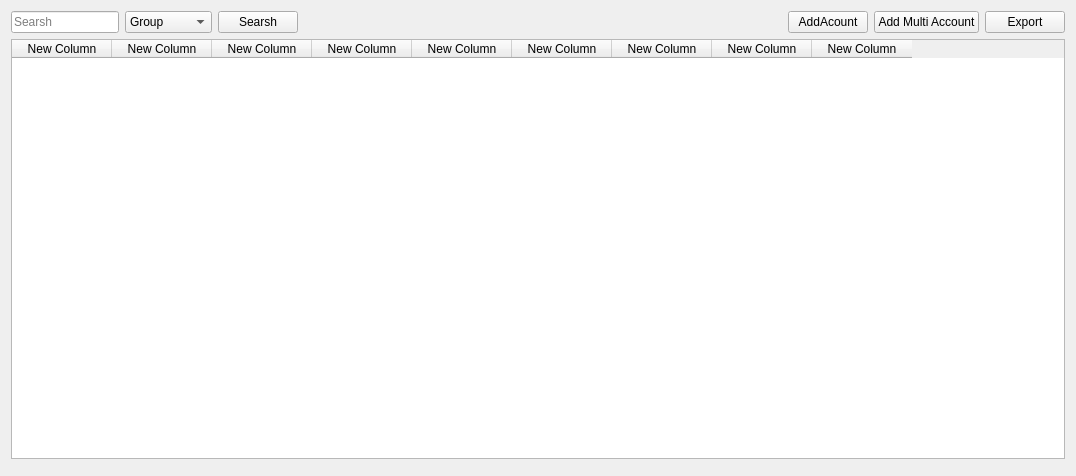
This is ui/facebook/Manger_face.ui in kreemkhaled112/GUI as Qt 5 draws it before an edit. The edited form follows.
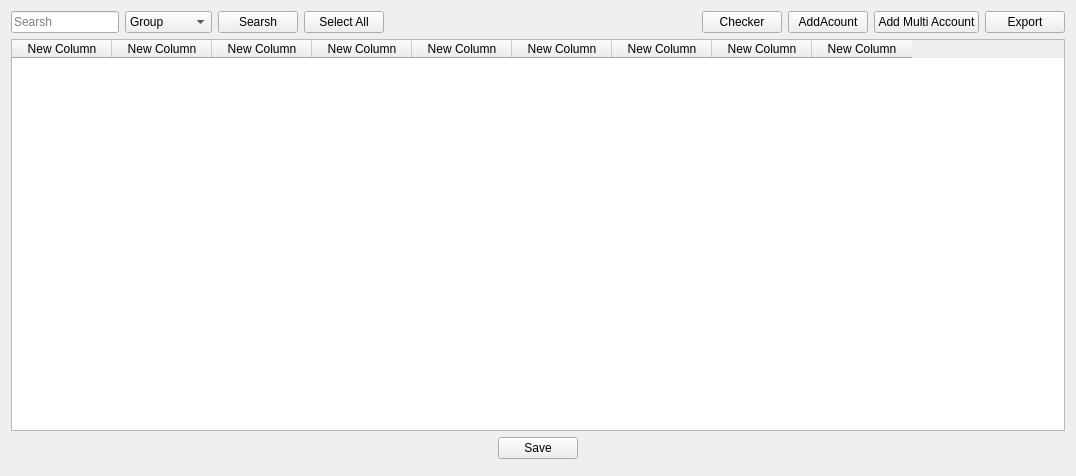
This is the edited form.

The edit to the form file:
```diff
--- a/ui/facebook/Manger_face.ui
+++ b/ui/facebook/Manger_face.ui
@@ -180,6 +180,13 @@
            </property>
           </widget>
          </item>
+         <item>
+          <widget class="QPushButton" name="Select">
+           <property name="text">
+            <string>Select All</string>
+           </property>
+          </widget>
+         </item>
         </layout>
        </widget>
       </item>
@@ -198,6 +205,13 @@
          <property name="bottomMargin">
           <number>0</number>
          </property>
+         <item>
+          <widget class="QPushButton" name="Checker">
+           <property name="text">
+            <string>Checker</string>
+           </property>
+          </widget>
+         </item>
          <item>
           <widget class="QPushButton" name="Add_Account">
            <property name="text">
@@ -233,6 +247,13 @@
      </layout>
     </widget>
    </item>
+   <item row="2" column="0" alignment="Qt::AlignHCenter">
+    <widget class="QPushButton" name="Save">
+     <property name="text">
+      <string>Save</string>
+     </property>
+    </widget>
+   </item>
   </layout>
  </widget>
  <resources/>
```
